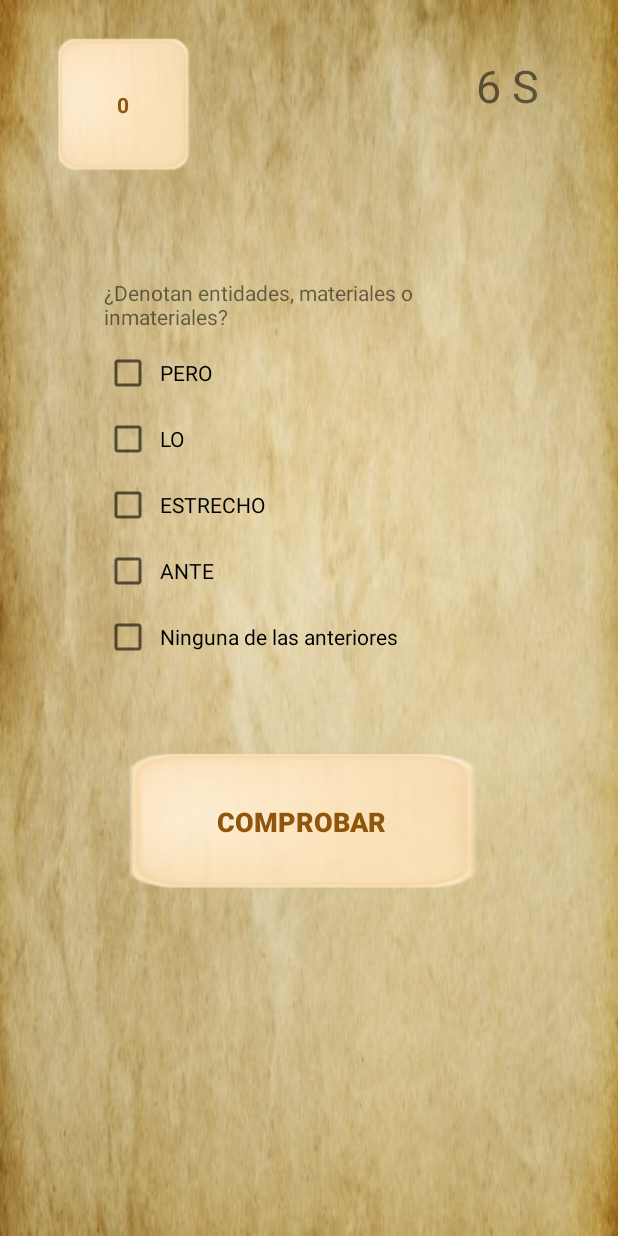
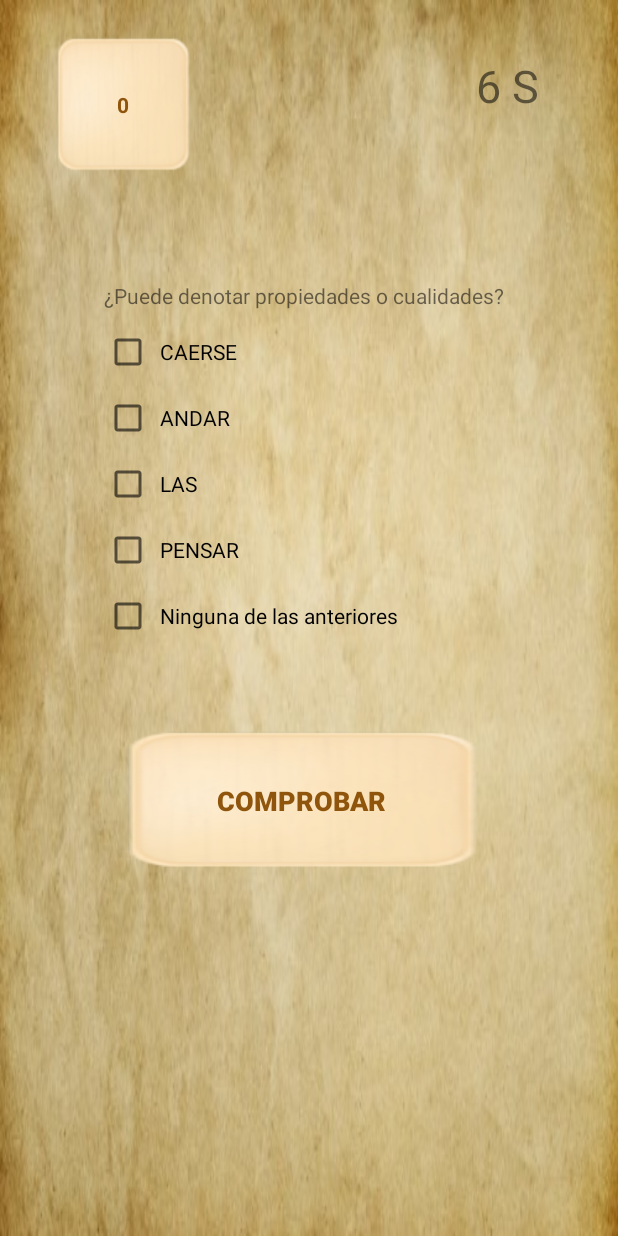
Before and after one commit to carlosgutfer/verbum, an Android app: the fragment HerramientasFragment placed in its activity, after a tap on "COMPROBAR", on a phone screen of 412 x 824 dp. Run offline under Robolectric (Android 15) with nearby library versions, the phone set to English and light mode, and no system bars; our stand-ins replace Room's generated code; 11 statements that could not run were skipped.

Commit message:
03/09/2020

```diff
--- a/app/src/main/java/com/GF/verbum/DB/PalabrasRoomDataBase.java
+++ b/app/src/main/java/com/GF/verbum/DB/PalabrasRoomDataBase.java
@@ -63,28 +63,19 @@ public abstract class PalabrasRoomDataBase extends RoomDatabase {
                     dao.insert(palabra);
                     palabra = new PalabrasEntity("ACTUAL",false,false,true,false,false,false,false,false,false);
                     dao.insert(palabra);
-                    palabra = new PalabrasEntity("UNA",false,true,false,false,false,false,false,false,false);
+                    palabra = new PalabrasEntity("TRES",true,false,true,false,false,false,false,false,false);
                     dao.insert(palabra);
-                    palabra = new PalabrasEntity("LA",false,false,true,false,false,false,false,false,false);
-                    dao.insert(palabra);
-                    palabra = new PalabrasEntity("LO",false,true,false,false,false,false,false,false,false);
-                    dao.insert(palabra);
-                    palabra = new PalabrasEntity("YO",false,false,false,true,false,false,false,false,false);
-                    dao.insert(palabra);
-                    palabra = new PalabrasEntity("TE",false,false,false,true,false,false,false,false,false);
-                    dao.insert(palabra);
-                    palabra = new PalabrasEntity("VOS",false,false,false,true,false,false,false,false,false);
-                    dao.insert(palabra);
-                    palabra = new PalabrasEntity("ALGUNA",false,false,true,true,false,false,false,false,false);
-                    dao.insert(palabra);
-                    palabra = new PalabrasEntity("TRES",true,false,true,true,false,false,false,false,false);
-                    dao.insert(palabra);
-                    palabra = new PalabrasEntity("VIVIR",false,false,false,false,true,false,false,false,false);
-                    dao.insert(palabra);
-                    palabra = new PalabrasEntity("LEER",false,false,false,false,true,false,false,false,false);
-                    dao.insert(palabra);
-                    palabra = new PalabrasEntity("ESCRIBIR",false,false,false,false,true,false,false,false,false);
-                    dao.insert(palabra);
+
+                    Pronombres(dao);
+                    Articulos(dao);
+                    PronombreArticulo(dao);
+                    PronommbresAdjetivo(dao);
+                    PronombreAdjetivoSustantivo(dao);
+                    PronombreAdjetivoAdverbio(dao);
+                    PalabrasConCuatroOMasFunciones(dao);
+                    Verbo(dao);
+
+
                     palabra = new PalabrasEntity("TRANQUILAMENTE",false,false,false,false,false,true,false,false,false);
                     dao.insert(palabra);
                     palabra = new PalabrasEntity("SUMAMENTE",false,false,false,false,false,true,false,false,false);
@@ -103,12 +94,8 @@ public abstract class PalabrasRoomDataBase extends RoomDatabase {
                     dao.insert(palabra);
                     palabra = new PalabrasEntity("SINO",false,false,false,false,false,false,false,true,false);
                     dao.insert(palabra);
-                    palabra = new PalabrasEntity("AY",false,false,false,false,false,false,false,false,true);
-                    dao.insert(palabra);
-                    palabra = new PalabrasEntity("EPA",false,false,false,false,false,false,false,false,true);
-                    dao.insert(palabra);
-                    palabra = new PalabrasEntity("OLÉ",false,false,false,false,false,false,false,false,true);
-                    dao.insert(palabra);
+
+
 
 
 
@@ -119,6 +106,244 @@ public abstract class PalabrasRoomDataBase extends RoomDatabase {
 
     };
 
+    private static void Verbo(PalabrasDao dao) {
+        PalabrasEntity palabra = new PalabrasEntity("VIVIR",false,false,false,false,true,false,false,false,false);
+        dao.insert(palabra);
+        palabra = new PalabrasEntity("HABLAR",false,false,false,false,true,false,false,false,false);
+        dao.insert(palabra);
+        palabra = new PalabrasEntity("COMER",false,false,false,false,true,false,false,false,false);
+        dao.insert(palabra);
+        palabra = new PalabrasEntity("ESTAR",false,false,false,false,true,false,false,false,false);
+        dao.insert(palabra);
+        palabra = new PalabrasEntity("SER",false,false,false,false,true,false,false,false,false);
+        dao.insert(palabra);
+        palabra = new PalabrasEntity("TENER",false,false,false,false,true,false,false,false,false);
+        dao.insert(palabra);
+        palabra = new PalabrasEntity("PONER",false,false,false,false,true,false,false,false,false);
+        dao.insert(palabra);
+        palabra = new PalabrasEntity("TOMAR",false,false,false,false,true,false,false,false,false);
+        dao.insert(palabra);
+        palabra = new PalabrasEntity("DAR",false,false,false,false,true,false,false,false,false);
+        dao.insert(palabra);
+        palabra = new PalabrasEntity("IR",false,false,false,false,true,false,false,false,false);
+        dao.insert(palabra);
+        palabra = new PalabrasEntity("DECIR",false,false,false,false,true,false,false,false,false);
+        dao.insert(palabra);
+        palabra = new PalabrasEntity("HACER",false,false,false,false,true,false,false,false,false);
+        dao.insert(palabra);
+        palabra = new PalabrasEntity("PODER",false,false,false,false,true,false,false,false,false);
+        dao.insert(palabra);
+        palabra = new PalabrasEntity("NECESITAR",false,false,false,false,true,false,false,false,false);
+        dao.insert(palabra);
+        palabra = new PalabrasEntity("QUERER",false,false,false,false,true,false,false,false,false);
+        dao.insert(palabra);
+        palabra = new PalabrasEntity("ABRIR",false,false,false,false,true,false,false,false,false);
+        dao.insert(palabra);
+        palabra = new PalabrasEntity("AGARRAR",false,false,false,false,true,false,false,false,false);
+        dao.insert(palabra);
+        palabra = new PalabrasEntity("ANDAR",false,false,false,false,true,false,false,false,false);
+        dao.insert(palabra);
+        palabra = new PalabrasEntity("CAMINAR",false,false,false,false,true,false,false,false,false);
+        dao.insert(palabra);
+        palabra = new PalabrasEntity("BEBER",false,false,false,false,true,false,false,false,false);
+        dao.insert(palabra);
+        palabra = new PalabrasEntity("BUSCAR",false,false,false,false,true,false,false,false,false);
+        dao.insert(palabra);
+        palabra = new PalabrasEntity("CAERSE",false,false,false,false,true,false,false,false,false);
+        dao.insert(palabra);
+        palabra = new PalabrasEntity("CERRAR",false,false,false,false,true,false,false,false,false);
+        dao.insert(palabra);
+        palabra = new PalabrasEntity("COMENZAR",false,false,false,false,true,false,false,false,false);
+        dao.insert(palabra);
+        palabra = new PalabrasEntity("COMPRAR",false,false,false,false,true,false,false,false,false);
+        dao.insert(palabra);
+        palabra = new PalabrasEntity("CONDUCIR",false,false,false,false,true,false,false,false,false);
+        dao.insert(palabra);
+        palabra = new PalabrasEntity("CONOCER",false,false,false,false,true,false,false,false,false);
+        dao.insert(palabra);
+        palabra = new PalabrasEntity("PEDIR",false,false,false,false,true,false,false,false,false);
+        dao.insert(palabra);
+        palabra = new PalabrasEntity("DORMIR",false,false,false,false,true,false,false,false,false);
+        dao.insert(palabra);
+        palabra = new PalabrasEntity("ENCONTRAR",false,false,false,false,true,false,false,false,false);
+        dao.insert(palabra);
+        palabra = new PalabrasEntity("ENTENDER",false,false,false,false,true,false,false,false,false);
+        dao.insert(palabra);
+        palabra = new PalabrasEntity("LEER",false,false,false,false,true,false,false,false,false);
+        dao.insert(palabra);
+        palabra = new PalabrasEntity("ESCRIBIR",false,false,false,false,true,false,false,false,false);
+        dao.insert(palabra);
+        palabra = new PalabrasEntity("ESCUCHAR",false,false,false,false,true,false,false,false,false);
+        dao.insert(palabra);
+        palabra = new PalabrasEntity("PENSAR",false,false,false,false,true,false,false,false,false);
+        dao.insert(palabra);
+        palabra = new PalabrasEntity("MIRAR",false,false,false,false,true,false,false,false,false);
+        dao.insert(palabra);
+        palabra = new PalabrasEntity("LLEGAR",false,false,false,false,true,false,false,false,false);
+        dao.insert(palabra);
+        palabra = new PalabrasEntity("SABER",false,false,false,false,true,false,false,false,false);
+        dao.insert(palabra);
+        palabra = new PalabrasEntity("PERDER",false,false,false,false,true,false,false,false,false);
+        dao.insert(palabra);
+        palabra = new PalabrasEntity("OÍR",false,false,false,false,true,false,false,false,false);
+        dao.insert(palabra);
+        palabra = new PalabrasEntity("JUGAR",false,false,false,false,true,false,false,false,false);
+        dao.insert(palabra);
+        palabra = new PalabrasEntity("SALIR",false,false,false,false,true,false,false,false,false);
+        dao.insert(palabra);
+        palabra = new PalabrasEntity("SALTAR",false,false,false,false,true,false,false,false,false);
+        dao.insert(palabra);
+        palabra = new PalabrasEntity("VER",false,false,false,false,true,false,false,false,false);
+        dao.insert(palabra);
+        palabra = new PalabrasEntity("TRABAJAR",false,false,false,false,true,false,false,false,false);
+        dao.insert(palabra);
+        palabra = new PalabrasEntity("TRAER",false,false,false,false,true,false,false,false,false);
+        dao.insert(palabra);
+        palabra = new PalabrasEntity("TOCAR",false,false,false,false,true,false,false,false,false);
+        dao.insert(palabra);
+        palabra = new PalabrasEntity("SENTARSE",false,false,false,false,true,false,false,false,false);
+        dao.insert(palabra);
+        palabra = new PalabrasEntity("SENTIRSE",false,false,false,false,true,false,false,false,false);
+        dao.insert(palabra);
+        palabra = new PalabrasEntity("PAGAR",false,false,false,false,true,false,false,false,false);
+        dao.insert(palabra);
+    }
 
 
+    private static void Articulos(PalabrasDao dao){
+        PalabrasEntity palabra = new PalabrasEntity("EL", false, true, false, false, false, false, false, false, false);
+        dao.insert(palabra);
+        palabra = new PalabrasEntity("UN", false, true, false, false, false, false, false, false, false);
+        dao.insert(palabra);
+        palabra = new PalabrasEntity("UNO", false, true, false, false, false, false, false, false, false);
+        dao.insert(palabra);
+        palabra = new PalabrasEntity("UNA", false, true, false, false, false, false, false, false, false);
+        dao.insert(palabra);
+        palabra = new PalabrasEntity("UNAS", false, true, false, false, false, false, false, false, false);
+        dao.insert(palabra);
+        palabra = new PalabrasEntity("UNOS", false, true, false, false, false, false, false, false, false);
+        dao.insert(palabra);
+        palabra = new PalabrasEntity("AL", false, true, false, false, false, false, false, false, false);
+        dao.insert(palabra);
+        palabra = new PalabrasEntity("DEL", false, true, false, false, false, false, false, false, false);
+        dao.insert(palabra);
+    }
+    private static void Pronombres(PalabrasDao dao){
+        PalabrasEntity palabra = new PalabrasEntity("YO", false, false, false, true, false, false, false, false, false);
+        dao.insert(palabra);
+        palabra = new PalabrasEntity("ME", false, false, false, true, false, false, false, false, false);
+        dao.insert(palabra);
+        palabra = new PalabrasEntity("MÍ", false, false, false, true, false, false, false, false, false);
+        dao.insert(palabra);
+        palabra = new PalabrasEntity("NOSOTROS", false, false, false, true, false, false, false, false, false);
+        dao.insert(palabra);
+        palabra = new PalabrasEntity("NOSOTRAS", false, false, false, true, false, false, false, false, false);
+        dao.insert(palabra);
+        palabra = new PalabrasEntity("NOS", false, false, false, true, false, false, false, false, false);
+        dao.insert(palabra);
+        palabra = new PalabrasEntity("TÚ", false, false, false, true, false, false, false, false, false);
+        dao.insert(palabra);
+        palabra = new PalabrasEntity("TE", false, false, false, true, false, false, false, false, false);
+        dao.insert(palabra);
+        palabra = new PalabrasEntity("TI", false, false, false, true, false, false, false, false, false);
+        dao.insert(palabra);
+        palabra = new PalabrasEntity("USTED", false, false, false, true, false, false, false, false, false);
+        dao.insert(palabra);
+        palabra = new PalabrasEntity("VOS", false, false, false, true, false, false, false, false, false);
+        dao.insert(palabra);
+        palabra = new PalabrasEntity("ÉL", false, false, false, true, false, false, false, false, false);
+        dao.insert(palabra);
+        palabra = new PalabrasEntity("ELLA", false, false, false, true, false, false, false, false, false);
+        dao.insert(palabra);
+        palabra = new PalabrasEntity("ELLO", false, false, false, true, false, false, false, false, false);
+        dao.insert(palabra);
+        palabra = new PalabrasEntity("LE", false, false, false, true, false, false, false, false, false);
+        dao.insert(palabra);
+        palabra = new PalabrasEntity("LES", false, false, false, true, false, false, false, false, false);
+        dao.insert(palabra);
+        palabra = new PalabrasEntity("SE", false, false, false, true, false, false, false, false, false);
+        dao.insert(palabra);
+        palabra = new PalabrasEntity("SÍ", false, false, false, true, false, false, false, false, false);
+        dao.insert(palabra);
+        palabra = new PalabrasEntity("NADIE", false, false, false, true, false, false, false, false, false);
+        dao.insert(palabra);
+        palabra = new PalabrasEntity("ALGUIEN", false, false, false, true, false, false, false, false, false);
+        dao.insert(palabra);
+        palabra = new PalabrasEntity("NADA", false, false, false, true, false, false, false, false, false);
+        dao.insert(palabra);
+        palabra = new PalabrasEntity("ALGO", false, false, false, true, false, false, false, false, false);
+        dao.insert(palabra);
+        palabra = new PalabrasEntity("QUIENQUIERA", false, false, false, true, false, false, false, false, false);
+        dao.insert(palabra);
+        palabra = new PalabrasEntity("QUIENESQUIERA", false, false, false, true, false, false, false, false, false);
+        dao.insert(palabra);
+    }
+    private static void PronombreArticulo(PalabrasDao dao) {
+
+       PalabrasEntity palabra = new PalabrasEntity("LA", false, true, false, true, false, false, false, false, false);
+        dao.insert(palabra);
+        palabra = new PalabrasEntity("LO", false, true, false, true, false, false, false, false, false);
+        dao.insert(palabra);
+        palabra = new PalabrasEntity("LOS", false, true, false, true, false, false, false, false, false);
+        dao.insert(palabra);
+        palabra = new PalabrasEntity("LAS", false, true, false, true, false, false, false, false, false);
+        dao.insert(palabra);
+
+    }
+    private static void PronommbresAdjetivo(PalabrasDao dao){
+        PalabrasEntity palabra = new PalabrasEntity("ALGUNA",false,false,true,true,false,false,false,false,false);
+        dao.insert(palabra);
+         palabra = new PalabrasEntity("ALGUNO",false,false,true,true,false,false,false,false,false);
+        dao.insert(palabra);
+        palabra = new PalabrasEntity("OTRO",false,false,true,true,false,false,false,false,false);
+        dao.insert(palabra);
+        palabra = new PalabrasEntity("OTRA",false,false,true,true,false,false,false,false,false);
+        dao.insert(palabra);
+
+    }
+    private static void PronombreAdjetivoSustantivo(PalabrasDao dao){
+        PalabrasEntity palabra = new PalabrasEntity("CUALQUIERA",true,false,true,true,false,false,false,false,false);
+        dao.insert(palabra);
+        palabra = new PalabrasEntity("NADA",true,false,true,true,false,false,false,false,false);
+        dao.insert(palabra);
+        palabra = new PalabrasEntity("ALGO",true,false,true,true,false,false,false,false,false);
+        dao.insert(palabra);
+        palabra = new PalabrasEntity("ALGUIEN",true,false,true,true,false,false,false,false,false);
+        dao.insert(palabra);
+    }
+    private static void PronombreAdjetivoAdverbio(PalabrasDao dao){
+        PalabrasEntity palabra = new PalabrasEntity("MUCHO",false,false,true,true,false,true,false,false,false);
+        dao.insert(palabra);
+        palabra = new PalabrasEntity("MUCHA",false,false,true,true,false,true,false,false,false);
+        dao.insert(palabra);
+        palabra = new PalabrasEntity("POCO",false,false,true,true,false,true,false,false,false);
+        dao.insert(palabra);
+        palabra = new PalabrasEntity("POCA",false,false,true,true,false,true,false,false,false);
+        dao.insert(palabra);
+        palabra = new PalabrasEntity("BASTANTE",false,false,true,true,false,true,false,false,false);
+        dao.insert(palabra);
+        palabra = new PalabrasEntity("DEMASIADO",false,false,true,true,false,true,false,false,false);
+        dao.insert(palabra);
+        palabra = new PalabrasEntity("DEMASIADA",false,false,true,true,false,true,false,false,false);
+        dao.insert(palabra);
+    }
+    private static void PalabrasConCuatroOMasFunciones(PalabrasDao dao){
+        PalabrasEntity palabra = new PalabrasEntity("TODO",true,false,true,true,false,true,false,false,false);
+        dao.insert(palabra);
+        palabra = new PalabrasEntity("TODA",true,false,true,true,false,true,false,false,false);
+        dao.insert(palabra);
+        palabra = new PalabrasEntity("MÁS",true,false,true,true,false,true,false,true,false);
+        dao.insert(palabra);
+    }
+    private static void Interjeccion(PalabrasDao dao){
+        PalabrasEntity palabra = new PalabrasEntity("AY",false,false,false,false,false,false,false,false,true);
+        dao.insert(palabra);
+        palabra = new PalabrasEntity("EPA",false,false,false,false,false,false,false,false,true);
+        dao.insert(palabra);
+        palabra = new PalabrasEntity("OLÉ",false,false,false,false,false,false,false,false,true);
+        dao.insert(palabra);
+    }
+//Añadir en el layout un aviso que diga que aquellas formas que admiten plural deben ser tenidas en cuentas a la hora de elegir que tipo de función puede desempeñar una palbra
+    //Ejemplo: aparece por pantalla la palabra demasiado, pero debe entenderse como demasiado/demasiados
+
 }
--- a/app/src/main/res/layout/que_soy_fragment.xml
+++ b/app/src/main/res/layout/que_soy_fragment.xml
@@ -1,13 +1,52 @@
 <?xml version="1.0" encoding="utf-8"?>
-<FrameLayout xmlns:android="http://schemas.android.com/apk/res/android"
+<androidx.constraintlayout.widget.ConstraintLayout xmlns:android="http://schemas.android.com/apk/res/android"
+    xmlns:app="http://schemas.android.com/apk/res-auto"
     xmlns:tools="http://schemas.android.com/tools"
     android:layout_width="match_parent"
     android:layout_height="match_parent"
     tools:context=".ui.pantallajuegos.modoJuegos.QueSoy.QueSoyFragment">
 
     <TextView
-        android:layout_width="match_parent"
-        android:layout_height="match_parent"
-        android:text="Hello" />
+        android:id="@+id/textView"
+        android:layout_width="wrap_content"
+        android:layout_height="wrap_content"
+        android:layout_marginStart="148dp"
+        android:layout_marginLeft="148dp"
+        android:layout_marginTop="80dp"
+        android:text="TextView"
+        app:layout_constraintStart_toStartOf="parent"
+        app:layout_constraintTop_toTopOf="parent" />
 
-</FrameLayout>
+    <TextView
+        android:id="@+id/textView2"
+        android:layout_width="wrap_content"
+        android:layout_height="wrap_content"
+        android:layout_marginStart="16dp"
+        android:layout_marginLeft="16dp"
+        android:layout_marginTop="52dp"
+        android:text="TextView"
+        app:layout_constraintStart_toStartOf="parent"
+        app:layout_constraintTop_toBottomOf="@+id/textView" />
+
+    <Button
+        android:id="@+id/button"
+        android:layout_width="wrap_content"
+        android:layout_height="wrap_content"
+        android:layout_marginStart="80dp"
+        android:layout_marginLeft="80dp"
+        android:layout_marginTop="60dp"
+        android:text="Button"
+        app:layout_constraintStart_toStartOf="parent"
+        app:layout_constraintTop_toBottomOf="@+id/textView2" />
+
+    <Button
+        android:id="@+id/button2"
+        android:layout_width="wrap_content"
+        android:layout_height="wrap_content"
+        android:layout_marginStart="60dp"
+        android:layout_marginLeft="60dp"
+        android:layout_marginTop="60dp"
+        android:text="Button"
+        app:layout_constraintStart_toEndOf="@+id/button"
+        app:layout_constraintTop_toBottomOf="@+id/textView2" />
+</androidx.constraintlayout.widget.ConstraintLayout>
```
